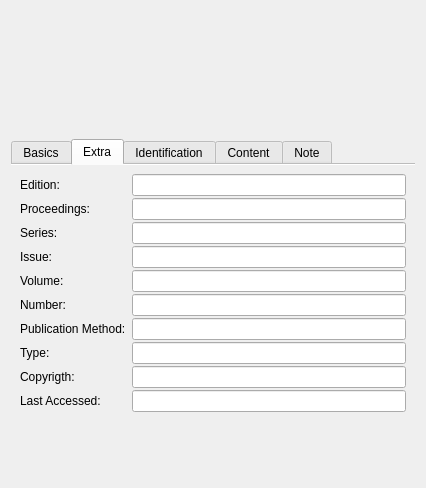
KDE/conquirere, file src/sidebar/publicationwidget.ui: the form before one commit.
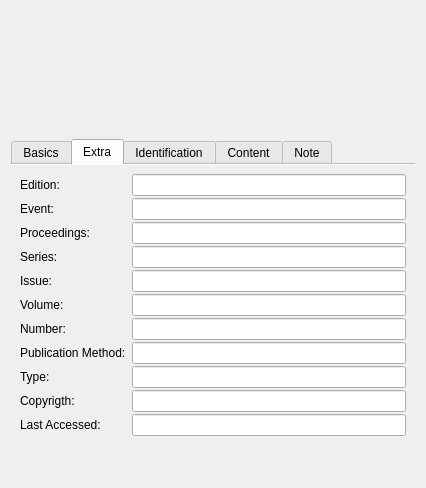
The form after the commit. The open tabs and pages were chosen to show the change. Custom widgets are drawn as their Qt base class.

Commit message: add events, update ontology, save zotero sync details in the publication

The edit to the form file:
```diff
--- a/src/sidebar/publicationwidget.ui
+++ b/src/sidebar/publicationwidget.ui
@@ -248,7 +248,7 @@
        <item row="1" column="1">
         <widget class="StringEdit" name="editEdition"/>
        </item>
-       <item row="2" column="0">
+       <item row="3" column="0">
         <widget class="QLabel" name="label_31">
          <property name="text">
           <string>Proceedings:</string>
@@ -258,10 +258,10 @@
          </property>
         </widget>
        </item>
-       <item row="2" column="1">
+       <item row="3" column="1">
         <widget class="ProceedingsEdit" name="editProceedings"/>
        </item>
-       <item row="4" column="0">
+       <item row="5" column="0">
         <widget class="QLabel" name="label_7">
          <property name="text">
           <string>Issue:</string>
@@ -274,10 +274,10 @@
          </property>
         </widget>
        </item>
-       <item row="4" column="1">
+       <item row="5" column="1">
         <widget class="IssueEdit" name="editJournal"/>
        </item>
-       <item row="5" column="0">
+       <item row="6" column="0">
         <widget class="QLabel" name="label_8">
          <property name="text">
           <string>Volume:</string>
@@ -287,7 +287,7 @@
          </property>
         </widget>
        </item>
-       <item row="6" column="0">
+       <item row="7" column="0">
         <widget class="QLabel" name="label_9">
          <property name="text">
           <string>Number:</string>
@@ -297,10 +297,10 @@
          </property>
         </widget>
        </item>
-       <item row="6" column="1">
+       <item row="7" column="1">
         <widget class="VolumeNumberEdit" name="editNumber"/>
        </item>
-       <item row="7" column="0">
+       <item row="8" column="0">
         <widget class="QLabel" name="label_14">
          <property name="text">
           <string>Publication Method:</string>
@@ -313,10 +313,10 @@
          </property>
         </widget>
        </item>
-       <item row="7" column="1">
+       <item row="8" column="1">
         <widget class="StringEdit" name="editHowPublished"/>
        </item>
-       <item row="8" column="0">
+       <item row="9" column="0">
         <widget class="QLabel" name="label_17">
          <property name="text">
           <string>Type:</string>
@@ -326,10 +326,10 @@
          </property>
         </widget>
        </item>
-       <item row="8" column="1">
+       <item row="9" column="1">
         <widget class="StringEdit" name="editType"/>
        </item>
-       <item row="9" column="0">
+       <item row="10" column="0">
         <widget class="QLabel" name="label_24">
          <property name="text">
           <string>Copyrigth:</string>
@@ -339,10 +339,10 @@
          </property>
         </widget>
        </item>
-       <item row="9" column="1">
+       <item row="10" column="1">
         <widget class="StringEdit" name="editCopyright"/>
        </item>
-       <item row="10" column="0">
+       <item row="11" column="0">
         <widget class="QLabel" name="label_26">
          <property name="text">
           <string>Last Accessed:</string>
@@ -352,16 +352,16 @@
          </property>
         </widget>
        </item>
-       <item row="10" column="1">
+       <item row="11" column="1">
         <widget class="StringEdit" name="editLastAccessed"/>
        </item>
-       <item row="5" column="1">
+       <item row="6" column="1">
         <widget class="VolumeNumberEdit" name="editVolume"/>
        </item>
-       <item row="3" column="1">
+       <item row="4" column="1">
         <widget class="SeriesEdit" name="editSeries"/>
        </item>
-       <item row="3" column="0">
+       <item row="4" column="0">
         <widget class="QLabel" name="label_6">
          <property name="toolTip">
           <string>Defines in which series this publication is in Bookseries, Journal Newspaper and such</string>
@@ -374,6 +374,16 @@
          </property>
         </widget>
        </item>
+       <item row="2" column="0">
+        <widget class="QLabel" name="label_29">
+         <property name="text">
+          <string>Event:</string>
+         </property>
+        </widget>
+       </item>
+       <item row="2" column="1">
+        <widget class="EventEdit" name="editEvent"/>
+       </item>
       </layout>
      </widget>
      <widget class="QWidget" name="tab_3">
@@ -644,6 +654,11 @@
    <extends>QLineEdit</extends>
    <header>propertywidgets/issueedit.h</header>
   </customwidget>
+  <customwidget>
+   <class>EventEdit</class>
+   <extends>QLineEdit</extends>
+   <header>propertywidgets/eventedit.h</header>
+  </customwidget>
  </customwidgets>
  <resources/>
  <connections>
```
Left out of the diff: 20 changed lines with no effect on the pictures. The commit also changes 13 other files.
